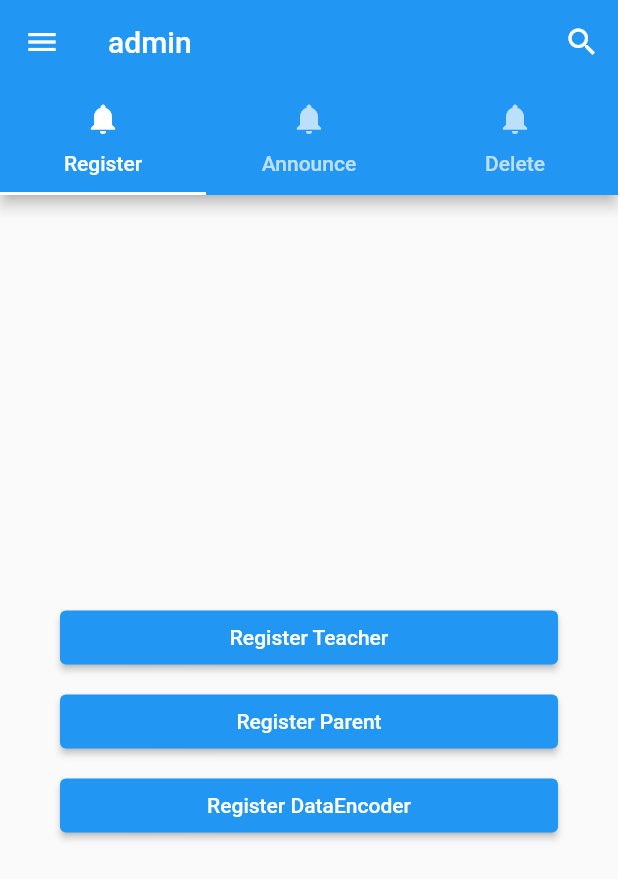
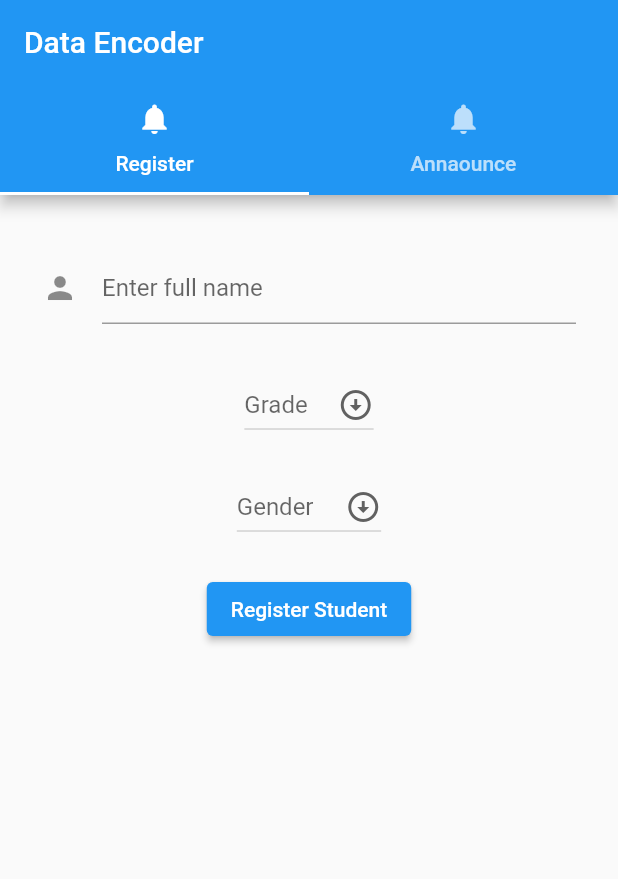
Before and after one commit to sammylina/flutter_school, a Flutter app: the screen it shows after launch, on a phone screen of 412 x 824 dp. Shown: the top 879 px of the screen. Run offline on Flutter 3.47's test engine with Material 2 defaults, Android fonts, the phone set to English and light mode, and no system bars; our stand-ins replace cloud_firestore, firebase_auth, firebase_core; accounts and stored records are empty.

Commit message:
dataencoder resigter students

```diff
--- a/lib/main.dart
+++ b/lib/main.dart
@@ -4,6 +4,8 @@ import 'package:firebase_core/firebase_core.dart';
 
 // import 'package:school/page/login.dart';
 import 'package:school/page/admin.dart';
+import 'package:school/page/login.dart';
+import 'package:school/page/encoder.dart';
 
 Future<void> main() async {
 	WidgetsFlutterBinding.ensureInitialized();
@@ -23,8 +25,14 @@ class MyApp extends StatelessWidget {
       theme: ThemeData(
 				primarySwatch: Colors.blue,
       ),
+      initialRoute: '/',
+      routes: {
+        //'/': (context) => Login(),
+        '/admin': (context) => AdminPage(),
+        '/encoder': (context) => Encoder(),
+      },
       home: Scaffold(
-				body: AdminPage(),
+				body: Encoder(),
       ),
     );
   }
--- /dev/null
+++ b/lib/page/encoder.dart
@@ -0,0 +1,170 @@
+import 'package:flutter/material.dart';
+import 'common/NavBar.dart';
+import 'package:cloud_firestore/cloud_firestore.dart';
+
+class Encoder extends StatefulWidget {
+  const Encoder({Key? key}) : super(key: key);
+
+  @override
+  _EncoderState createState() => _EncoderState();
+}
+
+class _EncoderState extends State<Encoder> {
+  @override
+  Widget build(BuildContext context) {
+    return DefaultTabController(
+      length: 2,
+      child: Scaffold(
+        appBar: AppBar(
+            title: Text("Data Encoder"),
+            bottom: TabBar(
+             tabs: [
+              Tab(text: "Register",icon: Icon(Icons.notifications),), Tab(text: "Annaounce",icon: Icon(Icons.notifications)),
+             ],
+            ),
+        ),
+
+          //centerTitle: true,
+
+
+
+        body: Padding(
+          padding: const EdgeInsets.symmetric(vertical: 30.0, horizontal: 20),
+          child: TabBarView(
+            children: [
+              Center(child: RegisterStudent(),),
+              Center(child: Text("Post"),)
+            ],
+          ),
+        ),
+      ),
+    );
+  }
+}
+
+class RegisterStudent extends StatefulWidget {
+  const RegisterStudent({Key? key}) : super(key: key);
+
+  @override
+  _RegisterStudentState createState() => _RegisterStudentState();
+}
+
+class _RegisterStudentState extends State<RegisterStudent> {
+
+  final _formKey = GlobalKey<FormState>();
+  final accountTypes = ['KG1', 'KG2', 'KG3', '1','2','3','4','5','6','7','8','9','10','11','12',];
+  final gender = ['Male', 'Female'];
+  final Map<String, dynamic> formData = {
+    'fullName': null,
+    'grade': null,
+    'gender': null,
+    'studentId': '',
+    'parentId': '',
+  };
+  @override
+  Widget build(BuildContext context) {
+    return Scaffold(
+      body: SingleChildScrollView(
+        child: Form(
+          key: _formKey,
+          child: Padding(
+            padding: const EdgeInsets.all(8.0),
+            child: Column(
+              children: [
+                TextFormField(
+                    onChanged: (value) {
+                      formData['fullName'] = value;
+                    },
+                    onSaved: (value) {
+                      formData['fullName'] = value;
+                    },
+                    decoration: const InputDecoration(
+                      icon: const Icon(Icons.person),
+                      hintText: 'Enter full name',
+                    ),
+                    validator: (value) {
+                      if (value == null || value.isEmpty) {
+                        return 'full name required';
+                      }
+                      return null;
+                    }
+                ),
+                SizedBox(height: 30),
+                DropdownButton(
+                  icon: Padding(
+                      padding: EdgeInsets.only(left: 20),
+                      child: Icon(Icons.arrow_circle_down_sharp)
+                  ),
+                  items: accountTypes.map((String item) {
+                    return DropdownMenuItem(
+                      value: item,
+                      child: Text(item),
+                    );
+                  }).toList(),
+                  onChanged: (value) {
+                    setState(() {
+                      formData['grade'] = value;
+                    });
+                  },
+                  value: formData['grade'],
+                  hint: Text('Grade'),
+                ),
+                SizedBox(height: 20),
+                DropdownButton(
+                  icon: Padding(
+                      padding: EdgeInsets.only(left: 20),
+                      child: Icon(Icons.arrow_circle_down_sharp)
+                  ),
+                  items: gender.map((String item) {
+                    return DropdownMenuItem(
+                      value: item,
+                      child: Text(item),
+                    );
+                  }).toList(),
+                  onChanged: (value) {
+                    setState(() {
+                      formData['gender'] = value;
+                    });
+                  },
+                  value: formData['gender'],
+                  hint: Text('Gender'),
+                ),
+                SizedBox(height: 20),
+                ElevatedButton(onPressed: () async {
+                  if (_formKey.currentState!.validate()) {
+                    _formKey.currentState!.save();
+                    print("form data value: $formData");
+                    try {
+
+                      FirebaseFirestore.instance.collection('student').add(formData)
+                          .then((doc) {
+                        FirebaseFirestore.instance.collection('student').doc(doc.id).update({'studentId': doc.id});
+                        print("student registerd id: $doc.id");
+                        setState(() {
+                          formData['fullName'] = null;
+                        });
+                        ScaffoldMessenger.of(context).showSnackBar(
+                          const SnackBar(content: Text('Registration successful'), backgroundColor: Colors.green),
+                        );
+
+                      }).onError((e, _) {
+                        ScaffoldMessenger.of(context).showSnackBar(
+                          const SnackBar(content: Text('Registration Failed'), backgroundColor: Colors.red),
+                        );
+                      });
+                    } catch(e) {
+                      ScaffoldMessenger.of(context).showSnackBar(
+                        const SnackBar(content: Text('Registration Failed'), backgroundColor: Colors.red),
+                      );
+                    }
+
+                  }
+                }, child: Text('Register Student'))
+              ],
+            ),
+          ),
+        ),
+      ),
+    );
+  }
+}
--- a/lib/page/login.dart
+++ b/lib/page/login.dart
@@ -29,12 +29,20 @@ class _LoginState extends State<Login> {
 					password: password,
 				);
 				user = cred.user;
+				Navigator.pushNamed(context, '/encoder');
+				print("logged in successfuly");
 			} on FirebaseAuthException catch(e) {
 				if (e.code == 'user-not-found') {
 					print("No user found ");
 				}	else if (e.code == 'wrong-password') {
 					print('Wrong password provided');
 				}
+				ScaffoldMessenger.of(context).showSnackBar(
+						const SnackBar(
+							content: Text("Wrong credentials"),
+							backgroundColor: Colors.redAccent,
+						)
+				);
 			}
 
 			return user;
--- a/lib/page/register/register_encoder.dart
+++ b/lib/page/register/register_encoder.dart
@@ -151,7 +151,6 @@ class _RegisterEncoderState extends State<RegisterEncoder> {
                   }
                   else if (_formKey.currentState!.validate()) {
                     _formKey.currentState!.save();
-                    print("------encoder------: $formData");
                     User? user = await FireAuth.registerUsingEmailPassword(email: formData['email'], password: formData['password']);
                     formData['fullName'] = "${formData['firstName']} ${formData['lastName']}";
                     try {
```
Also changed, not shown: lib/page/register/register_parent.dart (added).
